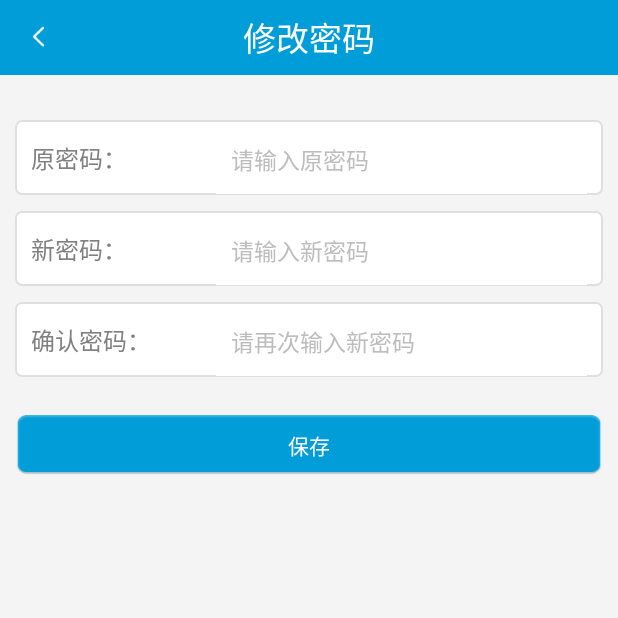
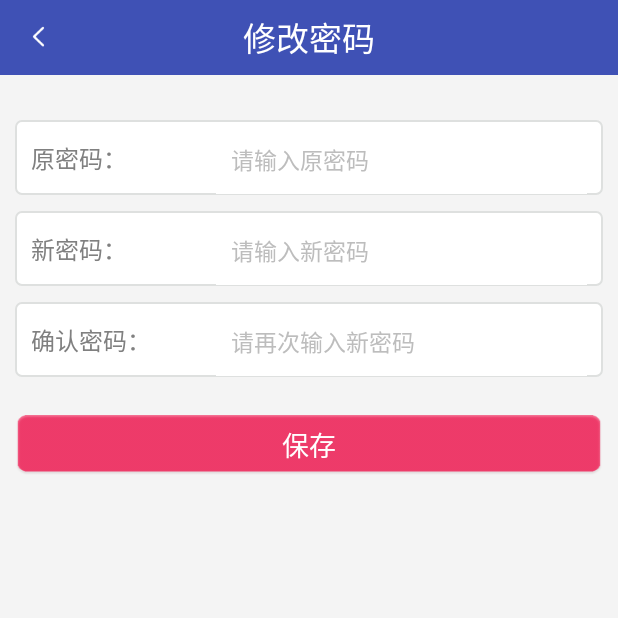
Before and after one commit to tequiero777/SlidingMenuTeachingClient, an Android app: the ChangePwdActivity screen opened directly, with no data from a screen before it, on a phone screen of 412 x 824 dp, the top half of it. Run offline under Robolectric (Android 15) with nearby library versions, the phone set to English and light mode, and no system bars.

Commit message:
页面搭建完成

```diff
--- a/app/src/main/res/layout/askquestion_layout.xml
+++ b/app/src/main/res/layout/askquestion_layout.xml
@@ -9,7 +9,7 @@
         android:layout_width="match_parent"
         android:layout_height="50dp"
         android:layout_alignParentTop="true"
-        android:background="#019dd9" >
+        android:background="?attr/colorPrimary" >
 
         <ImageButton
             android:id="@+id/ask_button_back"
@@ -268,7 +268,7 @@
 	    android:textColor="#ffffff"
 	    android:textSize="18sp"
 	    android:text="马上提问"
-	    android:background="@drawable/button_blue_long_selector"/>
+	    android:background="@drawable/button_pink_long_selector"/>
 
 	<ScrollView
 	    android:id="@+id/ask_resources_scrollview"
--- a/app/src/main/res/layout/changepwd_layout.xml
+++ b/app/src/main/res/layout/changepwd_layout.xml
@@ -8,7 +8,7 @@
     <RelativeLayout
         android:layout_width="match_parent"
         android:layout_height="50dp"
-        android:background="#019dd9" >
+        android:background="?attr/colorPrimary" >
 
         <ImageButton
             android:id="@+id/changepwd_button_back"
@@ -146,8 +146,9 @@
                 android:layout_marginLeft="5dp"
                 android:layout_marginRight="5dp"
                 android:layout_weight="1"
-                android:background="@drawable/button_blue_long_selector"
+                android:background="@drawable/button_pink_long_selector"
                 android:text="保存"
+				android:textSize="18sp"
                 android:textColor="@color/white" />
 
      </LinearLayout>
--- a/app/src/main/res/layout/choosestu_layout.xml
+++ b/app/src/main/res/layout/choosestu_layout.xml
@@ -10,7 +10,7 @@
         android:layout_width="match_parent"
         android:layout_height="50dp"
         android:layout_alignParentTop="true"
-        android:background="#019dd9" >
+        android:background="?attr/colorPrimary" >
 
         <TextView
             android:layout_width="wrap_content"
@@ -31,7 +31,7 @@
 	    android:textColor="#ffffff"
 	    android:textSize="18sp"
 	    android:text="确定"
-	    android:background="@drawable/button_blue_long_selector"/>
+	    android:background="@drawable/button_pink_long_selector"/>
 
     <ListView
         android:id="@+id/choosestu_list"
--- a/app/src/main/res/layout/contactadmin_layout.xml
+++ b/app/src/main/res/layout/contactadmin_layout.xml
@@ -9,7 +9,7 @@
         android:layout_width="match_parent"
         android:layout_height="50dp"
         android:layout_alignParentTop="true"
-        android:background="#019dd9" >
+        android:background="?attr/colorPrimary" >
 
         <ImageButton
             android:id="@+id/contactadmin_button_back"
@@ -76,6 +76,6 @@
 	    android:textColor="#ffffff"
 	    android:textSize="18sp"
 	    android:text="提交"
-	    android:background="@drawable/button_blue_long_selector"/>
+	    android:background="@drawable/button_pink_long_selector"/>
 
 </RelativeLayout>
--- a/app/src/main/res/layout/myinfo_layout.xml
+++ b/app/src/main/res/layout/myinfo_layout.xml
@@ -8,7 +8,7 @@
     <RelativeLayout
         android:layout_width="match_parent"
         android:layout_height="50dp"
-        android:background="#019dd9" >
+        android:background="?attr/colorPrimary" >
 
         <ImageButton
             android:id="@+id/myinfo_button_back"
--- a/app/src/main/res/layout/mystuormentor_layout.xml
+++ b/app/src/main/res/layout/mystuormentor_layout.xml
@@ -8,7 +8,7 @@
     <RelativeLayout
         android:layout_width="match_parent"
         android:layout_height="50dp"
-        android:background="#019dd9" >
+        android:background="?attr/colorPrimary" >
 
         <ImageButton
             android:id="@+id/mystuormentor_back"
--- a/app/src/main/res/layout/questionoverview_layout.xml
+++ b/app/src/main/res/layout/questionoverview_layout.xml
@@ -9,7 +9,7 @@
         android:layout_width="match_parent"
         android:layout_height="50dp"
         android:layout_alignParentTop="true"
-        android:background="#019dd9" >
+        android:background="?attr/colorPrimary" >
 
         <ImageButton
             android:id="@+id/questionoverview_button_back"
--- a/app/src/main/res/layout/reaskquestion_layout.xml
+++ b/app/src/main/res/layout/reaskquestion_layout.xml
@@ -9,7 +9,7 @@
         android:layout_width="match_parent"
         android:layout_height="50dp"
         android:layout_alignParentTop="true"
-        android:background="#019dd9" >
+        android:background="?attr/colorPrimary" >
 
         <ImageButton
             android:id="@+id/reaskquestion_button_back"
@@ -55,6 +55,6 @@
 	    android:textColor="#ffffff"
 	    android:textSize="18sp"
 	    android:text="保存"
-	    android:background="@drawable/button_blue_long_selector"/>
+	    android:background="@drawable/button_pink_long_selector"/>
 
 </RelativeLayout>
--- a/app/src/main/res/layout/replayquestion_layout.xml
+++ b/app/src/main/res/layout/replayquestion_layout.xml
@@ -9,7 +9,7 @@
         android:layout_width="match_parent"
         android:layout_height="50dp"
         android:layout_alignParentTop="true"
-        android:background="#019dd9" >
+        android:background="?attr/colorPrimary" >
 
         <ImageButton
             android:id="@+id/replayquestion_button_back"
@@ -121,7 +121,7 @@
 	    android:textColor="#ffffff"
 	    android:textSize="18sp"
 	    android:text="保存"
-	    android:background="@drawable/button_blue_long_selector"/>
+	    android:background="@drawable/button_pink_long_selector"/>
 
 	<ScrollView
 	    android:id="@+id/replayquestion_resources_scrollview"
--- a/app/src/main/res/layout/sendtasks_layout.xml
+++ b/app/src/main/res/layout/sendtasks_layout.xml
@@ -9,7 +9,7 @@
         android:layout_width="match_parent"
         android:layout_height="50dp"
         android:layout_alignParentTop="true"
-        android:background="#019dd9" >
+        android:background="?attr/colorPrimary" >
 
         <ImageButton
             android:id="@+id/sendtask_button_back"
@@ -163,7 +163,7 @@
 	    android:textColor="#ffffff"
 	    android:textSize="18sp"
 	    android:text="保存"
-	    android:background="@drawable/button_blue_long_selector"/>
+	    android:background="@drawable/button_pink_long_selector"/>
 
 	<ScrollView
 	    android:id="@+id/sendtasks_resources_scrollview"
--- a/app/src/main/res/layout/taskoverview_layout.xml
+++ b/app/src/main/res/layout/taskoverview_layout.xml
@@ -8,7 +8,7 @@
     <RelativeLayout
         android:layout_width="match_parent"
         android:layout_height="50dp"
-        android:background="#019dd9" >
+        android:background="?attr/colorPrimary" >
 
         <ImageButton
             android:id="@+id/taskoverview_button_back"
```
